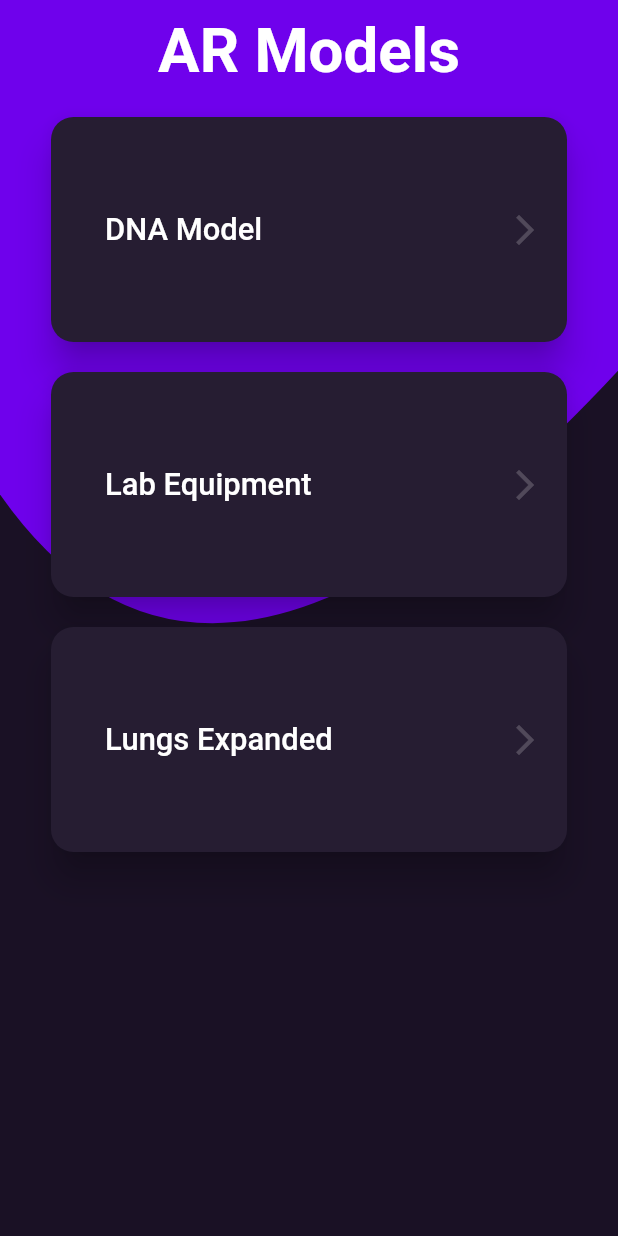
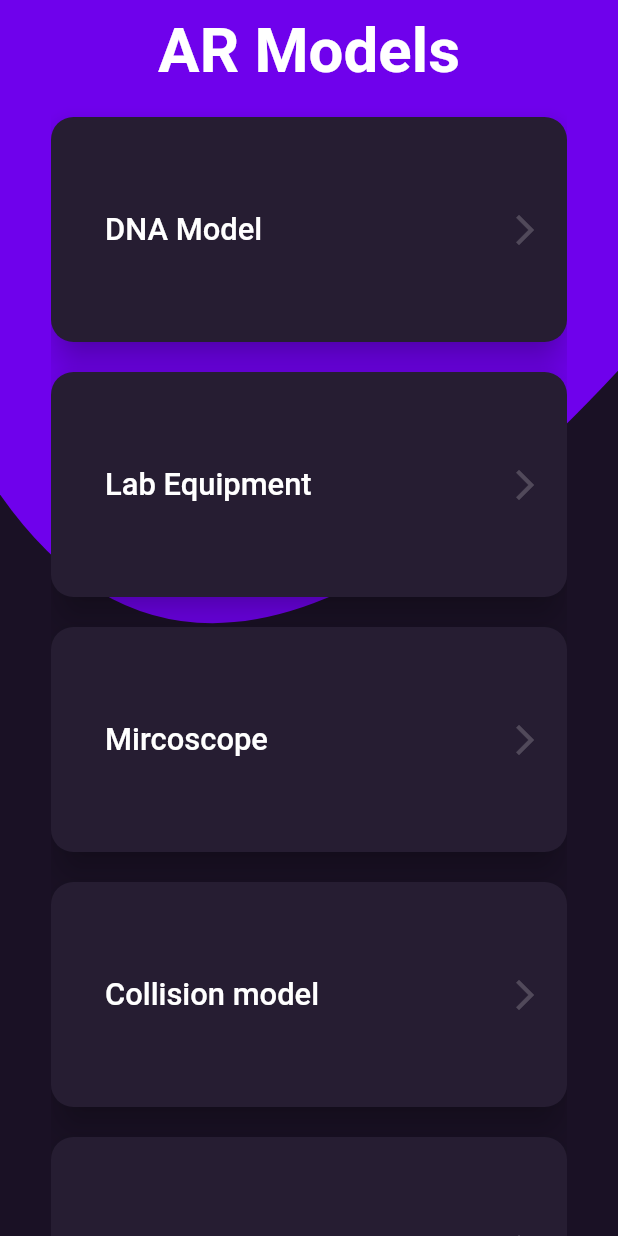
Before and after one commit to Soham-2411/AR-Based-Laboratory, a Flutter app: the screen it shows after launch, on a phone screen of 412 x 824 dp. Run offline on Flutter 3.47's test engine with Material 2 defaults, Android fonts, the light colour scheme and no system bars; our stand-ins replace circular_countdown_timer, cloud_firestore, firebase_auth, firebase_core, firebase_storage, fl_chart and 11 more; missing offline and left inert: agora_rtc_engine, all_sensors, fab_circular_menu, flutter_otp, model_viewer, razorpay_flutter; accounts and stored records are empty.

Commit message:
Models integrated with AR

```diff
--- a/Testing/lib/ARpage.dart
+++ b/Testing/lib/ARpage.dart
@@ -14,11 +14,23 @@ List<ARModelDetails> _arModelDetails = [
       'https://storage.echo3d.co/raspy-thunder-0385/a09a6d34-39c6-4810-8dfe-d9025e15abb1.glb',
       'DNA Model'),
   ARModelDetails(
-      'https://storage.echo3d.co/0_model_samples/d2398ecf-566b-4fde-b8cb-46b2fd6add1d.glb',
+      'https://storage.echo3d.co/rapid-flower-4578/40484504-3205-4591-a4c4-35107fd09bdc.glb',
       'Lab Equipment'),
   ARModelDetails(
-      'https://storage.echo3d.co/0_model_samples/d686a655-e800-430d-bfd2-e38cdfb0c9e9.glb',
-      'Lungs Expanded'),
+      'https://storage.echo3d.co/rapid-flower-4578/5fb567d7-5368-4975-b06d-5a5e7029f7ef.glb',
+      'Mircoscope'),
+  ARModelDetails(
+      'https://storage.echo3d.co/rapid-flower-4578/5fb567d7-5368-4975-b06d-5a5e7029f7ef.glb',
+      'Collision model'),
+  ARModelDetails(
+      'https://storage.echo3d.co/rapid-flower-4578/5fb567d7-5368-4975-b06d-5a5e7029f7ef.glb',
+      'Human brain'),
+  ARModelDetails(
+      'https://storage.echo3d.co/rapid-flower-4578/5fb567d7-5368-4975-b06d-5a5e7029f7ef.glb',
+      'Electric motor'),
+  ARModelDetails(
+      'https://storage.echo3d.co/rapid-flower-4578/5fb567d7-5368-4975-b06d-5a5e7029f7ef.glb',
+      'Chemsitry lab equipment'),
 ];
 
 class ARModels extends StatefulWidget {
```
Also changed, not shown: 6 other files.
